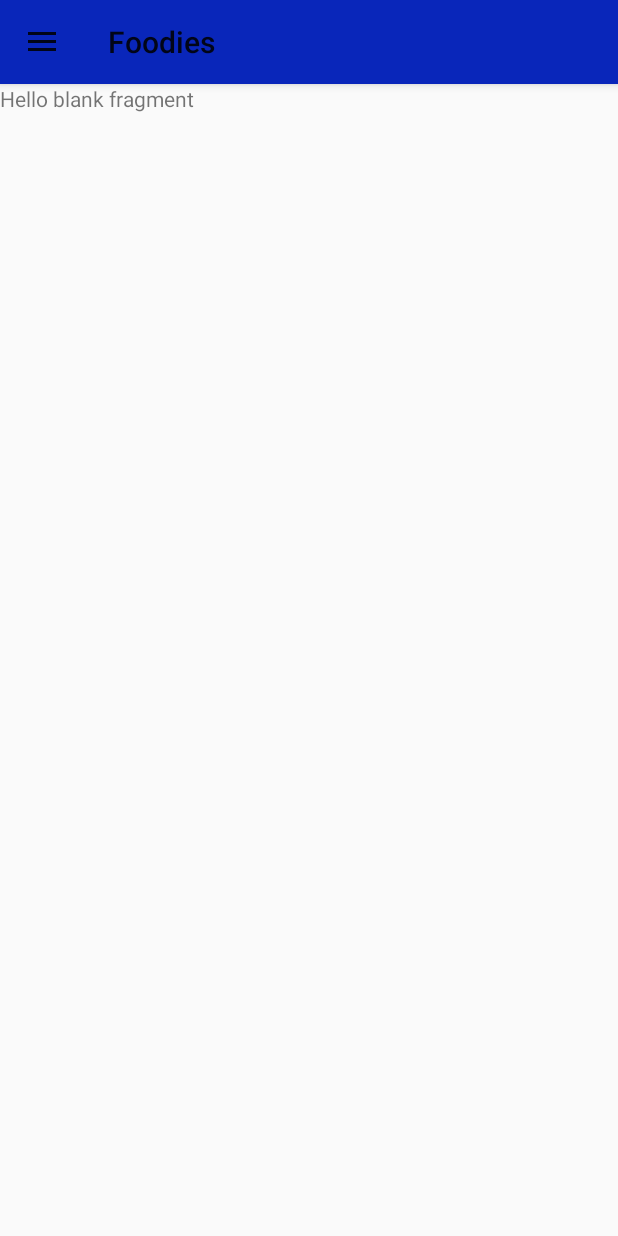
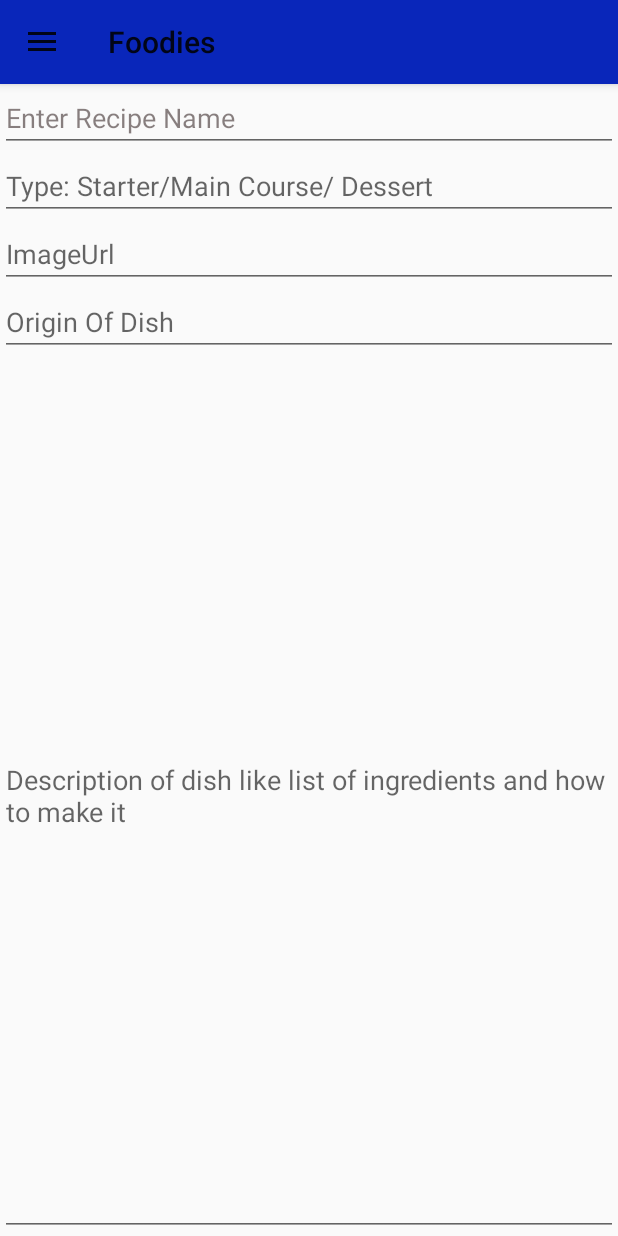
Before and after one commit to NBhosale/Foodies, an Android app: the fragment AddRecipesPage placed in its activity, on a phone screen of 412 x 824 dp. Run offline under Robolectric (Android 15) with nearby library versions, the phone set to English and light mode, and no system bars; our stand-ins replace Firebase (no records; nobody signed in at launch, a user with empty details on screens opened directly).

Commit message:
Created Add recipe page layout

```diff
--- a/app/build.gradle
+++ b/app/build.gradle
@@ -27,6 +27,8 @@ dependencies {
     compile 'com.android.support:appcompat-v7:24.2.1'
     compile 'com.google.firebase:firebase-auth:9.6.1'
     compile 'com.google.firebase:firebase-database:9.6.1'
+    compile 'com.firebaseui:firebase-ui:0.4.4'
+    compile 'com.google.firebase:firebase-crash:9.6.1'
     compile 'com.google.android.gms:play-services-auth:9.6.1'
     compile 'com.android.support:support-v4:24.2.1'
     testCompile 'junit:junit:4.12'
--- /dev/null
+++ b/app/src/main/java/com/foodies/nero/foodies/Recipe.java
@@ -0,0 +1,10 @@
+package com.foodies.nero.foodies;
+
+/**
+ * Created by Nero on 26/11/2016.
+ */
+
+public class Recipe {
+
+
+}
--- a/app/src/main/res/layout/fragment_add_recipes_page.xml
+++ b/app/src/main/res/layout/fragment_add_recipes_page.xml
@@ -5,9 +5,52 @@
     tools:context="com.foodies.nero.foodies.AddRecipesPage">
 
     <!-- TODO: Update blank fragment layout -->
-    <TextView
+
+
+    <LinearLayout
+        android:orientation="vertical"
         android:layout_width="match_parent"
-        android:layout_height="match_parent"
-        android:text="@string/hello_blank_fragment" />
+        android:layout_height="match_parent">
 
+        <EditText
+            android:layout_width="match_parent"
+            android:layout_height="wrap_content"
+            android:inputType="textPersonName"
+            android:ems="10"
+            android:id="@+id/editTextRecipeName"
+            android:hint="Enter Recipe Name"
+            android:textColorHint="#80140101" />
+
+        <EditText
+            android:layout_width="match_parent"
+            android:layout_height="wrap_content"
+            android:inputType="textPersonName"
+            android:ems="10"
+            android:id="@+id/editTextRecipeType"
+            android:hint="Type: Starter/Main Course/ Dessert" />
+
+        <EditText
+            android:layout_width="match_parent"
+            android:layout_height="wrap_content"
+            android:inputType="textPersonName"
+            android:ems="10"
+            android:id="@+id/editTextImageUrl"
+            android:hint="ImageUrl" />
+
+        <EditText
+            android:layout_width="match_parent"
+            android:layout_height="wrap_content"
+            android:inputType="textPersonName"
+            android:ems="10"
+            android:id="@+id/editTextRecipeOrigin"
+            android:hint="Origin Of Dish" />
+
+        <EditText
+            android:layout_width="match_parent"
+            android:layout_height="match_parent"
+            android:inputType="textMultiLine"
+            android:ems="10"
+            android:id="@+id/editTextDescription"
+            android:hint="Description of dish like list of ingredients and how to make it" />
+    </LinearLayout>
 </FrameLayout>
```
Also changed, not shown: 1 other file.
